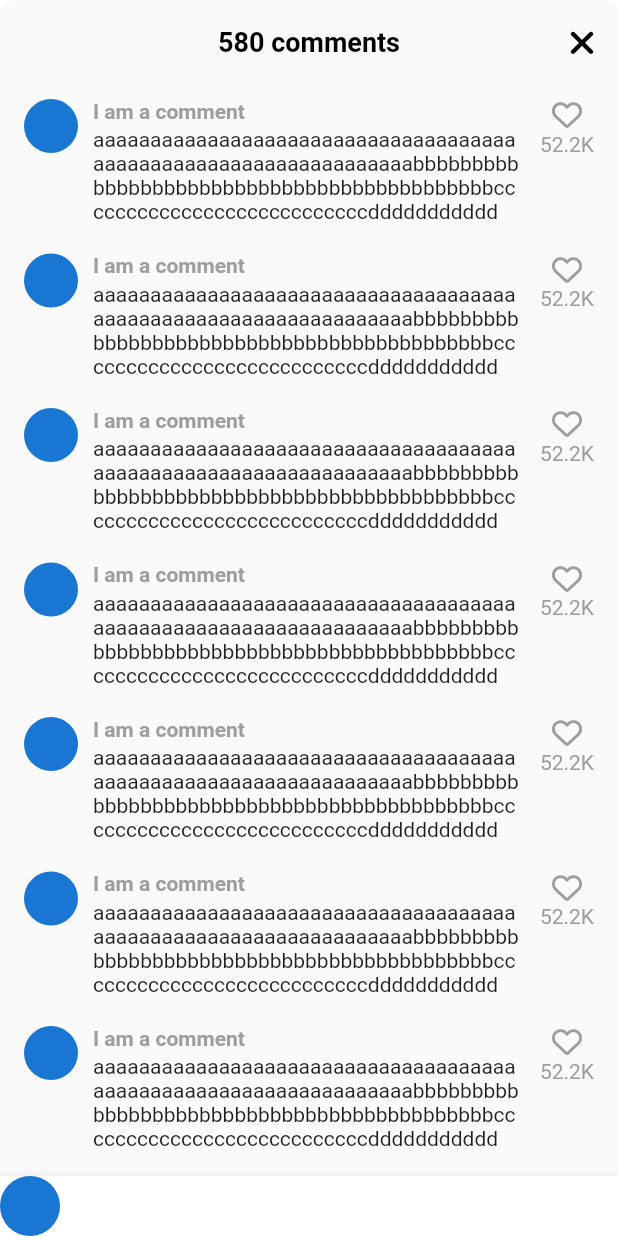
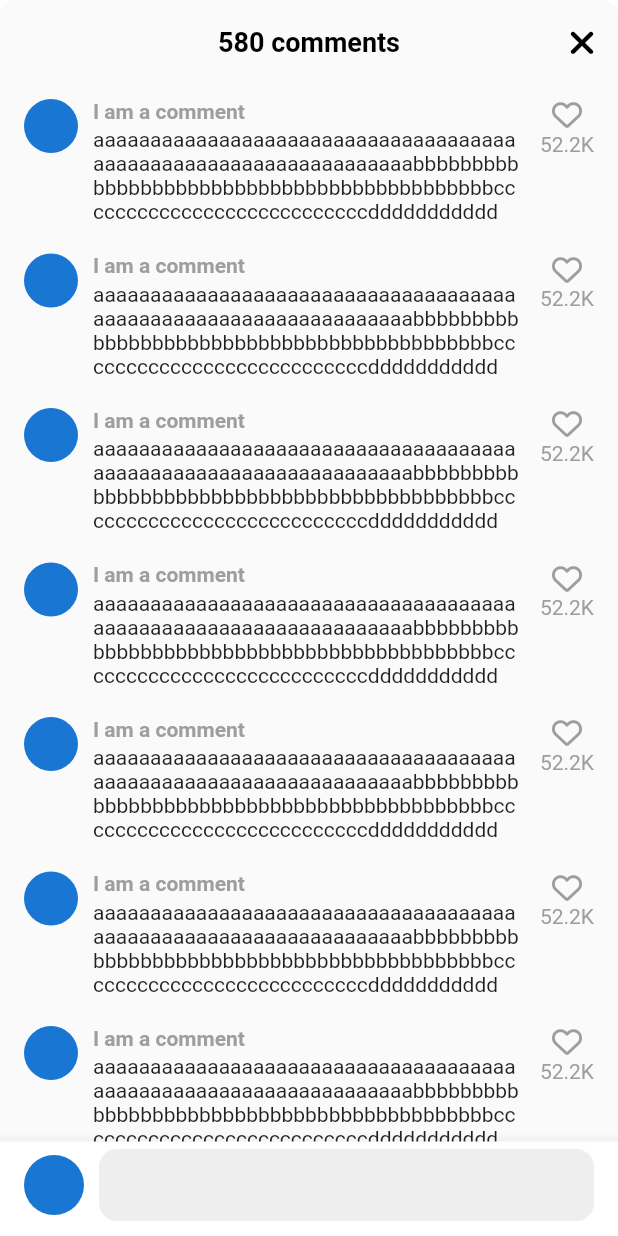
Before and after one commit to kangsudal/tiktok_clone, a Flutter app: the VideoComments screen opened directly, on a phone screen of 412 x 824 dp. Run offline on Flutter 3.47's test engine with Material 2 defaults, Android fonts, the phone set to English and light mode, and no system bars; our stand-ins replace font_awesome_flutter, video_player, visibility_detector.

Commit message:
Add comment

```diff
--- a/lib/features/main_navigation/main_navigation_screen.dart
+++ b/lib/features/main_navigation/main_navigation_screen.dart
@@ -40,6 +40,7 @@ class _MainNavigationScreenState extends State<MainNavigationScreen> {
   @override
   Widget build(BuildContext context) {
     return Scaffold(
+      resizeToAvoidBottomInset: false, //TextField를 눌렀을때 화면이 찌그러지지 않도록
       backgroundColor: _selectedIndex == 0 ? Colors.black : Colors.white,
       body: Stack(
         children: [
--- a/lib/features/videos/widgets/video_comments.dart
+++ b/lib/features/videos/widgets/video_comments.dart
@@ -20,7 +20,9 @@ class _VideoCommentsState extends State<VideoComments> {
 
   @override
   Widget build(BuildContext context) {
+    final screenSize = MediaQuery.of(context).size;
     return Container(
+      height: screenSize.height * 0.7, //ModalBottomSheet의 크기가 화면의 세로 70%가 되도록
       clipBehavior: Clip.hardEdge,
       //decoration: BoxDecoration borderRadius까지 함께해줘야한다. 아님 에러남
       decoration: BoxDecoration(
@@ -46,7 +48,9 @@ class _VideoCommentsState extends State<VideoComments> {
             ),
           ],
         ),
-        body: ListView.separated(
+        body: Stack(
+          children: [
+            ListView.separated(
               padding: EdgeInsets.symmetric(
                 vertical: Sizes.size10,
                 horizontal: Sizes.size16,
@@ -104,13 +108,47 @@ class _VideoCommentsState extends State<VideoComments> {
               separatorBuilder: (BuildContext context, int index) =>
                   Gaps.v20, //댓글들 사이의 간격
             ),
-        bottomNavigationBar: BottomAppBar(
+            Positioned(
+              bottom: 0, //텍스트필드를 하단에 고정
+              width: screenSize.width,
+              child: BottomAppBar(
                 color: Colors.white,
+                child: Padding(
+                  padding: const EdgeInsets.only(
+                    left: 16,
+                    right: 16.0,
+                    top: Sizes.size5,
+                    bottom: Sizes.size10,
+                  ),
                   child: Row(
                     children: [
                       CircleAvatar(),
+                      Gaps.h10,
+                      Expanded(
+                        child: TextField(
+                          cursorColor: Theme.of(context).primaryColor,
+                          decoration: InputDecoration(
+                            filled: true,
+                            fillColor: Colors.grey.shade200,
+                            border: OutlineInputBorder(
+                              borderRadius: BorderRadius.circular(Sizes.size12),
+                              borderSide:
+                                  BorderSide.none, //TextField의 테두리를 없앤다.
+                            ),
+                            contentPadding: EdgeInsets.symmetric(
+                              //TextField내의 패딩
+                              horizontal: Sizes.size10,
+                              vertical: Sizes.size12,
+                            ),
+                          ),
+                        ),
+                      ),
                     ],
                   ),
+                ),
+              ),
+            ),
+          ],
         ),
       ),
     );
--- a/lib/features/videos/widgets/video_post.dart
+++ b/lib/features/videos/widgets/video_post.dart
@@ -44,6 +44,7 @@ class _VideoPostState extends State<VideoPost>
     }
     //댓글보기 버튼을 클릭하면 바텀sheet가 올라온다.
     await showModalBottomSheet(
+      isScrollControlled: true, //bottom sheet의 사이즈를 바꿀 수 있게한다.
       backgroundColor: Colors.transparent,
       context: context,
       builder: (context) => VideoComments(),
```
Lines whose indentation alone changed are shown as unchanged.
